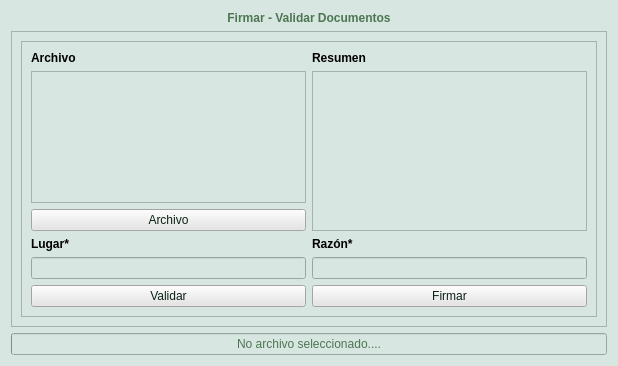
Old version of the form client_fva/ui/ui_elements/signvalidate.ui in the repository luisza/dfva_client.
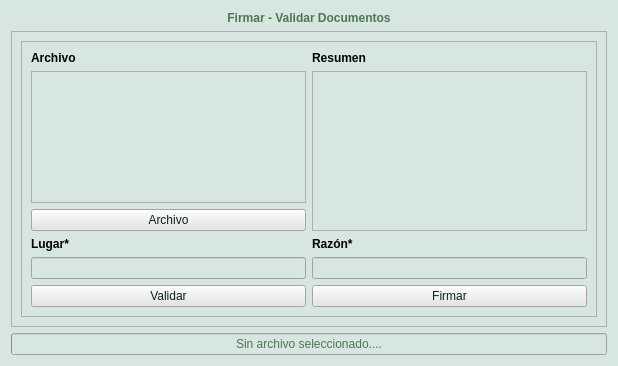
New version of the form. Icons and pictures are not drawn. Custom widgets are drawn as their Qt base class.

Commit message: Small change to delete the spanglish :D

The edit to the form file:
```diff
--- a/client_fva/ui/ui_elements/signvalidate.ui
+++ b/client_fva/ui/ui_elements/signvalidate.ui
@@ -359,7 +359,7 @@
       <enum>QProgressBar::BottomToTop</enum>
      </property>
      <property name="format">
-      <string>No archivo seleccionado....</string>
+      <string>Sin archivo seleccionado....</string>
      </property>
     </widget>
    </item>
```
The commit also changes 1 other file.
